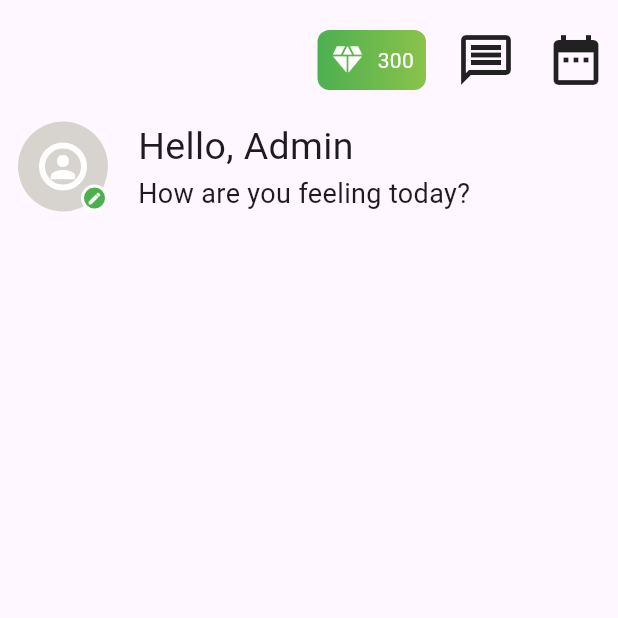
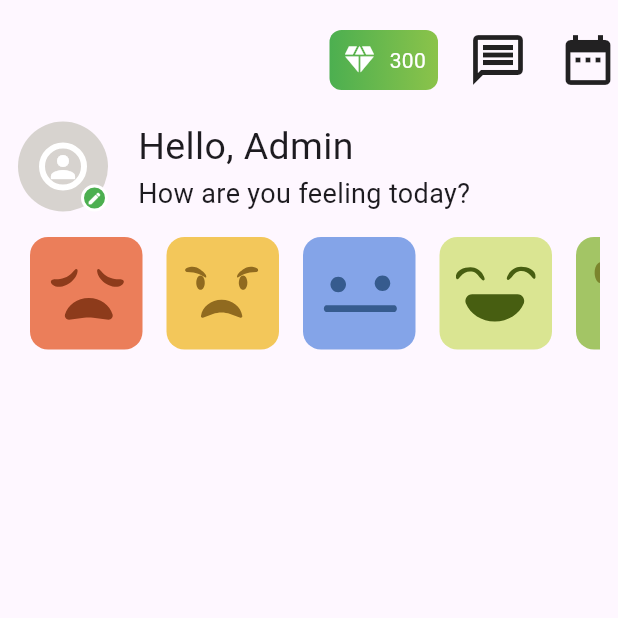
Before and after one commit to yazdan0101/mood_tracking_app, a Flutter app: the screen it shows after launch, on a phone screen of 412 x 824 dp, the top half of it. Run offline on Flutter 3.47's test engine with Material 3 defaults, Android fonts, the phone set to English and light mode, and no system bars; our stand-ins replace flutter_riverpod, flutter_svg, go_router, riverpod_annotation; generated files the repository leaves out were written again.

Commit message:
Add mood images to home screen

```diff
--- a/lib/main.dart
+++ b/lib/main.dart
@@ -5,18 +5,18 @@ import 'package:mood_tracking_app/src/router/router.dart';
 void main() {
   runApp(const ProviderScope(child: MoodTrackingApp()));
 }
+
 class MoodTrackingApp extends ConsumerWidget {
   const MoodTrackingApp({super.key});
 
   @override
-  Widget build(BuildContext context,final WidgetRef ref) {
+  Widget build(final BuildContext context, final WidgetRef ref) {
     final router = ref.watch(routerProvider);
     return MaterialApp.router(
       debugShowCheckedModeBanner: false,
       routerDelegate: router.routerDelegate,
       routeInformationProvider: router.routeInformationProvider,
       routeInformationParser: router.routeInformationParser,
-
     );
   }
 }
--- /dev/null
+++ b/lib/src/core/providers/mood_image_path_provider.dart
@@ -0,0 +1,11 @@
+import 'package:flutter_riverpod/flutter_riverpod.dart';
+
+final moodImagesPathListProvider = Provider<List<String>>(
+  (final ref) => [
+    'mood_sad.svg',
+    'mood_angry.svg',
+    'mood_okay.svg',
+    'mood_happy.svg',
+    'mood_good.svg',
+  ],
+);
--- a/lib/src/features/home/presentation/home_page.dart
+++ b/lib/src/features/home/presentation/home_page.dart
@@ -1,11 +1,22 @@
 import 'package:flutter/material.dart';
 import 'package:flutter_riverpod/flutter_riverpod.dart';
+import 'package:flutter_svg/flutter_svg.dart';
+import 'package:mood_tracking_app/src/core/providers/mood_image_path_provider.dart';
 
 class HomePage extends ConsumerWidget {
   const HomePage({super.key});
 
   @override
-  Widget build(final BuildContext context, final WidgetRef ref) => SafeArea(
+  Widget build(final BuildContext context, final WidgetRef ref) {
+    final svgImagesPathList = ref.read(moodImagesPathListProvider);
+    const moodColors = [
+      Color(0xFFEB7E5A), // Sad
+      Color(0xFFF3C75A), // Angry
+      Color(0xFF84A4E8), // Neutral
+      Color(0xFFDAE592), // Happy
+      Color(0xFFA3C565), // Very Happy
+    ];
+    return SafeArea(
       child: Scaffold(
         appBar: PreferredSize(
           preferredSize: const Size.fromHeight(80),
@@ -53,9 +64,6 @@ class HomePage extends ConsumerWidget {
                   Icons.date_range,
                   size: 40,
                 ),
-                  const SizedBox(
-                    width: 8,
-                  ),
               ],
             ),
           ),
@@ -70,8 +78,7 @@ class HomePage extends ConsumerWidget {
                     children: [
                       CircleAvatar(
                         radius: 30,
-                          backgroundColor:
-                              const Color.fromRGBO(215, 211, 207, 1),
+                        backgroundColor: const Color.fromRGBO(215, 211, 207, 1),
                         child: Container(
                           decoration: BoxDecoration(
                             shape: BoxShape.circle,
@@ -121,6 +128,32 @@ class HomePage extends ConsumerWidget {
                     ],
                   )
                 ],
+              ),
+              const SizedBox(
+                height: 16,
+              ),
+              SizedBox(
+                height: 75,
+                child: ListView.builder(
+                  itemCount: svgImagesPathList.length,
+                  scrollDirection: Axis.horizontal,
+                  itemBuilder: (final context, final index) {
+                    const imagesBaseDirectory = 'assets/images';
+
+                    return Container(
+                      width: 75,
+                      margin: const EdgeInsets.symmetric(horizontal: 8),
+                      padding: const EdgeInsets.all(8),
+                      decoration: BoxDecoration(
+                        borderRadius: BorderRadius.circular(12),
+                        color: moodColors[index],
+                      ),
+                      child: SvgPicture.asset(
+                        '$imagesBaseDirectory/${svgImagesPathList[index]}',
+                      ),
+                    );
+                  },
+                ),
               )
             ],
           ),
@@ -128,3 +161,4 @@ class HomePage extends ConsumerWidget {
       ),
     );
   }
+}
```
Also changed, not shown: pubspec.yaml (+3 -5 lines), assets/images/mood_angry.svg (renamed from assets/mood_angry.svg), assets/images/mood_good.svg (renamed from assets/mood_good.svg), assets/images/mood_happy.svg (renamed from assets/mood_happy.svg), assets/images/mood_okay.svg (renamed from assets/mood_okay.svg), assets/images/mood_sad.svg (renamed from assets/mood_sad.svg), pubspec.lock, 4 other files. Lines whose indentation alone changed are shown as unchanged.
